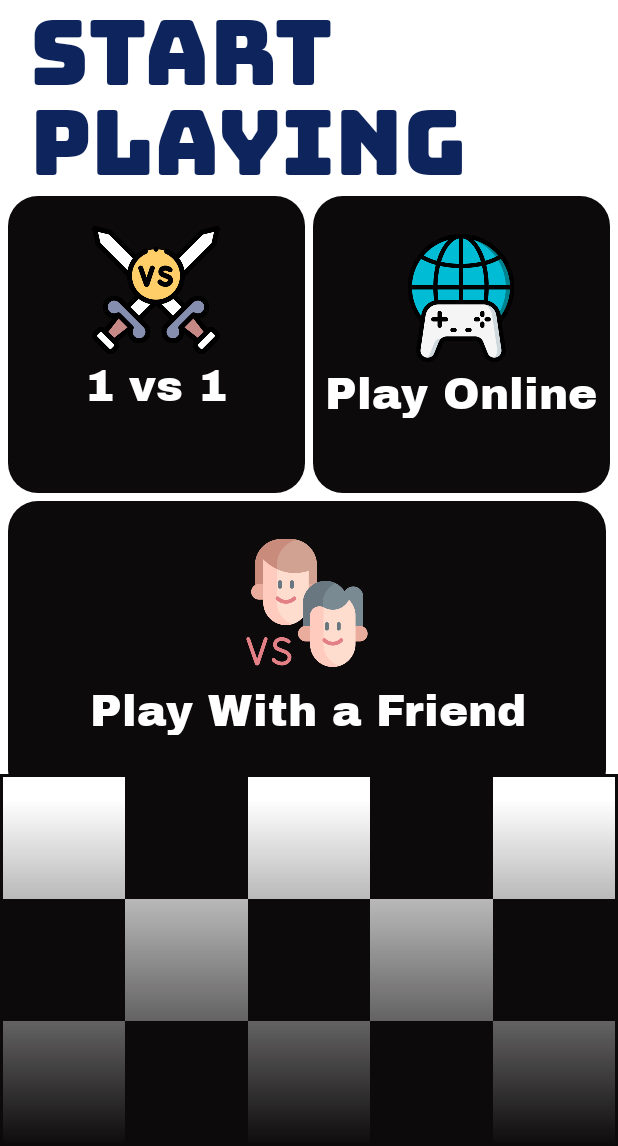
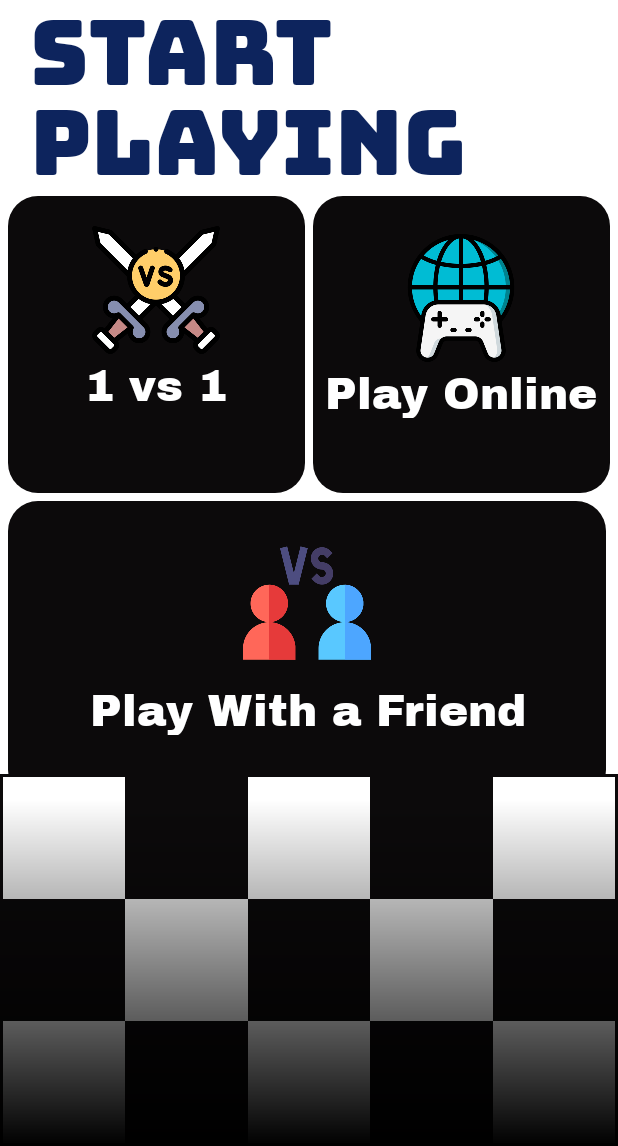
Before and after one commit to MichaelUzilevsky/ChessApp, an Android app: the screen it shows after launch (GameOptions), on a phone screen of 412 x 824 dp, the part 90-1236 px from its top. Run offline under Robolectric (Android 15) with nearby library versions, the phone set to English and light mode, and no system bars; our stand-ins replace Firebase (no records; nobody signed in at launch, a user with empty details on screens opened directly); Roboto replaces fonts that are not available here.

Commit message:
more stuff

```diff
--- a/app/src/main/res/drawable/gradient.xml
+++ b/app/src/main/res/drawable/gradient.xml
@@ -3,6 +3,6 @@
         <gradient
             android:type="linear"
             android:angle="90"
-            android:startColor="@color/mainBlack"
+            android:startColor="@color/black"
             android:endColor="#00000000" />
 </shape>
--- a/app/src/main/res/layout/activity_game_options.xml
+++ b/app/src/main/res/layout/activity_game_options.xml
@@ -74,8 +74,8 @@
             android:id="@+id/buttons"
             android:layout_width="match_parent"
             android:layout_height="wrap_content"
-            android:orientation="vertical"
-            android:layout_below="@+id/txt">
+            android:layout_below="@+id/txt"
+            android:orientation="vertical">
 
             <androidx.constraintlayout.widget.ConstraintLayout
                 android:id="@+id/firstRow"
@@ -91,11 +91,11 @@
                     android:layout_height="0dp"
                     android:layout_marginEnd="2.5dp"
                     android:background="@drawable/button_shape"
+                    android:onClick="open_join_create_game_Dialog"
                     app:layout_constraintDimensionRatio="H,1:1"
                     app:layout_constraintEnd_toStartOf="@+id/playOnline_Random"
                     app:layout_constraintStart_toStartOf="parent"
-                    app:layout_constraintTop_toTopOf="parent"
-                    android:onClick="open_join_create_game_Dialog">
+                    app:layout_constraintTop_toTopOf="parent">
 
                     <RelativeLayout
                         android:layout_width="match_parent"
@@ -207,7 +207,7 @@
                             android:layout_marginTop="20dp"
                             android:layout_marginEnd="5dp"
                             android:layout_marginBottom="5dp"
-                            android:src="@drawable/vs_card_local" />
+                            android:src="@drawable/vs_friend_icon" />
 
                         <TextView
                             android:layout_width="wrap_content"
@@ -226,6 +226,7 @@
                 </FrameLayout>
 
             </androidx.constraintlayout.widget.ConstraintLayout>
+
 
         </LinearLayout>
 
@@ -420,7 +421,7 @@
 
         <LinearLayout
             android:layout_width="match_parent"
-            android:layout_height="wrap_content"
+            android:layout_height="350dp"
             android:layout_below="@+id/buttons"
             android:background="@drawable/gradient"
             android:layout_alignParentBottom="true">
--- a/app/src/main/res/layout/activity_login.xml
+++ b/app/src/main/res/layout/activity_login.xml
@@ -339,9 +339,10 @@
 
     <LinearLayout
         android:layout_width="match_parent"
-        android:layout_height="wrap_content"
+        android:layout_height="350dp"
         android:layout_below="@+id/loginStuff"
         android:layout_alignParentBottom="true"
+        android:layout_marginTop="-91dp"
         android:background="@drawable/gradient"></LinearLayout>
 
 </RelativeLayout>
```
Also changed, not shown: app/src/main/res/drawable/vs_friend_icon.png (added).
